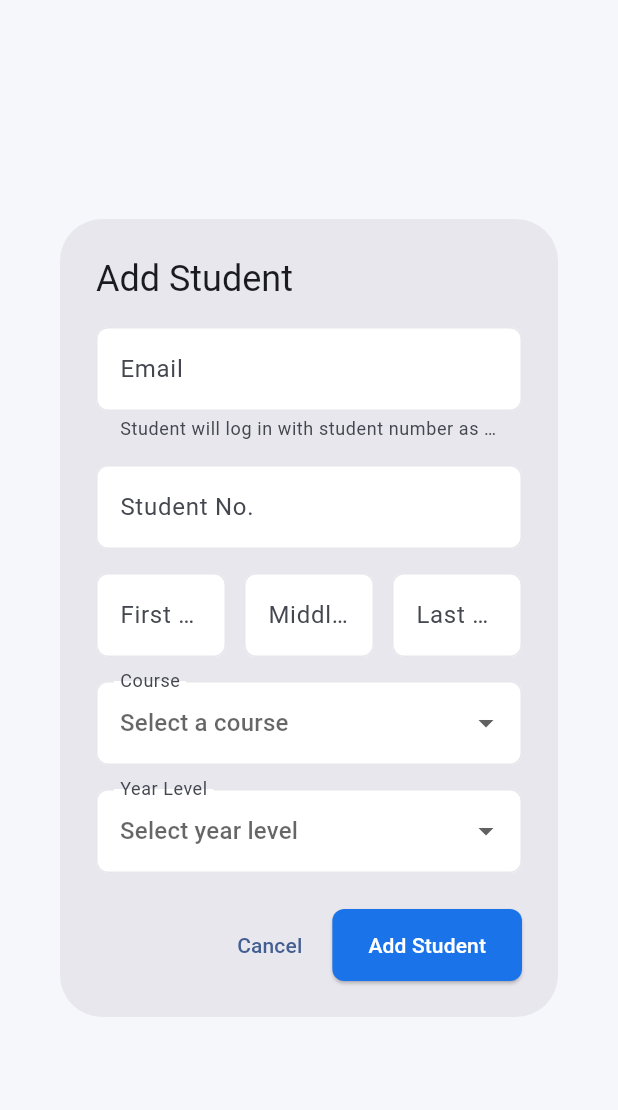
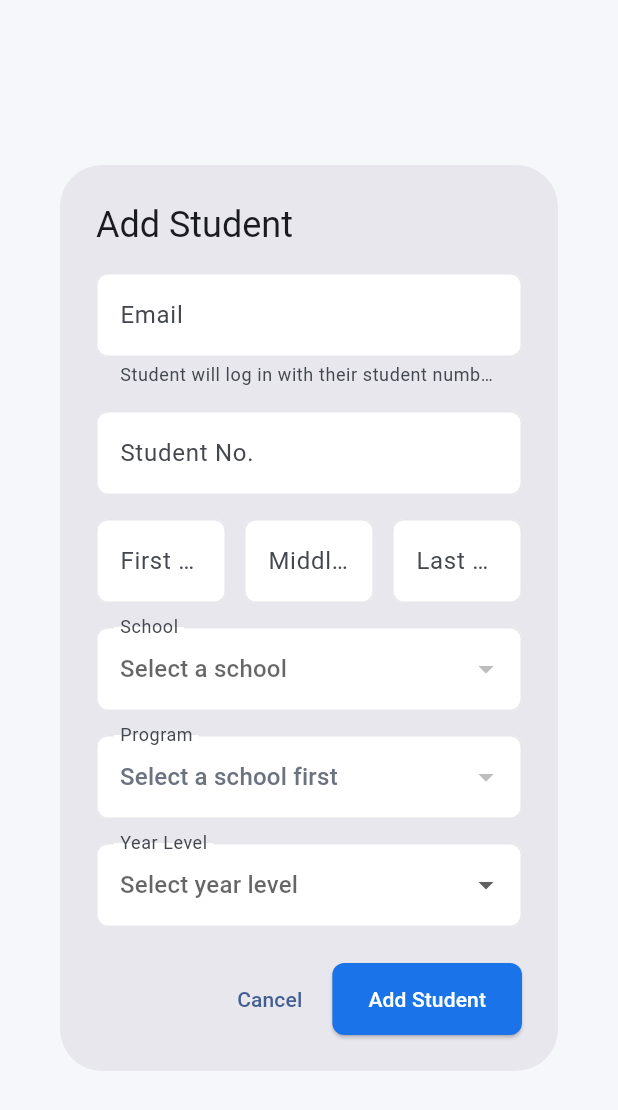
Before and after one commit to KaiyouS/student_clearance_tracker, a Flutter app: the StudentFormDialog widget shown alone on an empty page, opened directly, on a phone screen of 412 x 824 dp. Shown: the top 1110 px of the screen. Run offline on Flutter 3.47's test engine with Material 3 defaults, Android fonts, the phone set to English and light mode, and no system bars; our stand-ins replace go_router, supabase_flutter; accounts and stored records are empty; network calls fail.

Commit message:
feat(admin): update student form with cascading college/program dropdowns

```diff
--- a/lib/admin/screens/students_screen.dart
+++ b/lib/admin/screens/students_screen.dart
@@ -53,7 +53,8 @@ class _StudentsScreenState extends State<StudentsScreen> {
           : _students.where((s) =>
               s.fullName.toLowerCase().contains(query.toLowerCase()) ||
               s.studentNo.toLowerCase().contains(query.toLowerCase()) ||
-              (s.course ?? '').toLowerCase().contains(query.toLowerCase())
+              s.programName.toLowerCase().contains(query.toLowerCase()) ||
+              s.schoolName.toLowerCase().contains(query.toLowerCase())
             ).toList();
     });
   }
@@ -74,7 +75,7 @@ class _StudentsScreenState extends State<StudentsScreen> {
                       ? null
                       : result['middle_name'],
         lastName:   result['last_name'],
-        course:     result['course'],
+        programId:  result['program_id'],
         yearLevel:  result['year_level'],
       );
       _showSuccess(
@@ -103,7 +104,7 @@ class _StudentsScreenState extends State<StudentsScreen> {
                       ? null
                       : result['middle_name'],
         lastName:   result['last_name'],
-        course:     result['course'],
+        programId:  result['program_id'],
         yearLevel:  result['year_level'],
       );
       _showSuccess('Student updated.');
@@ -115,26 +116,27 @@ class _StudentsScreenState extends State<StudentsScreen> {
     }
   }
 
-  Future<void> _delete(Student student) async {
-    final confirmed = await ConfirmDialog.show(
-      context,
-      title:   'Delete Student',
-      message: 'Are you sure you want to delete "${student.fullName}"? '
-               'Their account will be permanently removed.',
-    );
-    if (!confirmed) return;
+  // TODO: decide if we should implement delete
+  // Future<void> _delete(Student student) async {
+  //   final confirmed = await ConfirmDialog.show(
+  //     context,
+  //     title:   'Delete Student',
+  //     message: 'Are you sure you want to delete "${student.fullName}"? '
+  //              'Their account will be permanently removed.',
+  //   );
+  //   if (!confirmed) return;
 
-    setState(() => _isSaving = true);
-    try {
-      await _repo.delete(student.id);
-      _showSuccess('Student deleted.');
-      _load();
-    } catch (e) {
-      _showError('Failed to delete student: $e');
-    } finally {
-      setState(() => _isSaving = false);
-    }
-  }
+  //   setState(() => _isSaving = true);
+  //   try {
+  //     await _repo.delete(student.id);
+  //     _showSuccess('Student deleted.');
+  //     _load();
+  //   } catch (e) {
+  //     _showError('Failed to delete student: $e');
+  //   } finally {
+  //     setState(() => _isSaving = false);
+  //   }
+  // }
 
   void _showSuccess(String message) {
     if (!mounted) return;
@@ -259,9 +261,10 @@ class _StudentsScreenState extends State<StudentsScreen> {
             columnWidths: const {
               0: FlexColumnWidth(2),    // name
               1: FixedColumnWidth(140), // student no
-              2: FlexColumnWidth(2),    // course
-              3: FixedColumnWidth(100), // year
-              4: FixedColumnWidth(120), // actions
+              2: FlexColumnWidth(2),    // program
+              3: FlexColumnWidth(2),    // school
+              4: FixedColumnWidth(100), // year
+              5: FixedColumnWidth(120), // actions
             },
             children: [
               TableRow(
@@ -270,7 +273,8 @@ class _StudentsScreenState extends State<StudentsScreen> {
                 children: [
                   _headerCell('Name'),
                   _headerCell('Student No.'),
-                  _headerCell('Course'),
+                  _headerCell('Program'),
+                  _headerCell('School'),
                   _headerCell('Year'),
                   _headerCell(''),
                 ],
@@ -302,9 +306,18 @@ class _StudentsScreenState extends State<StudentsScreen> {
                   ),
                   _dataCell(
                     Text(
-                      student.course ?? '—',
+                      student.programName,
                       style: const TextStyle(
-                        color:    AppTheme.textSecondary,
+                        color: AppTheme.textSecondary,
+                        fontSize: 13,
+                      ),
+                    ),
+                  ),
+                  _dataCell(
+                    Text(
+                      student.schoolName,
+                      style: const TextStyle(
+                        color: AppTheme.textSecondary,
                         fontSize: 13,
                       ),
                     ),
@@ -335,7 +348,8 @@ class _StudentsScreenState extends State<StudentsScreen> {
                           color:   AppTheme.danger,
                           tooltip: 'Delete',
                           onPressed:
-                              _isSaving ? null : () => _delete(student),
+                              null
+                              // _isSaving ? null : () => _delete(student),
                         ),
                       ],
                     ),
--- a/lib/admin/widgets/student_form_dialog.dart
+++ b/lib/admin/widgets/student_form_dialog.dart
@@ -1,19 +1,10 @@
 import 'package:flutter/material.dart';
+import '../../core/models/school.dart';
+import '../../core/models/program.dart';
 import '../../core/models/student.dart';
-
-// Common courses — extend as needed
-const List<String> kCourses = [
-  'BS Computer Science',
-  'BS Information Technology',
-  'BS Civil Engineering',
-  'BS Accountancy',
-  'BS Business Administration',
-  'BS Nursing',
-  'BS Biology',
-  'BS Psychology',
-  'AB Communication',
-  'AB Political Science',
-];
+import '../../core/repositories/school_repository.dart';
+import '../../core/repositories/program_repository.dart';
+import '../../core/theme/app_theme.dart';
 
 class StudentFormDialog extends StatefulWidget {
   final Student? student;
@@ -35,29 +26,87 @@ class StudentFormDialog extends StatefulWidget {
 }
 
 class _StudentFormDialogState extends State<StudentFormDialog> {
-  final _formKey             = GlobalKey<FormState>();
-  final _emailController     = TextEditingController();
+  final _formKey = GlobalKey<FormState>();
+  final _emailController = TextEditingController();
   final _studentNoController = TextEditingController();
   final _firstNameController = TextEditingController();
-  final _middleNameController= TextEditingController();
-  final _lastNameController  = TextEditingController();
+  final _middleNameController = TextEditingController();
+  final _lastNameController = TextEditingController();
 
-  String? _selectedCourse;
-  int?    _selectedYearLevel;
+  final _schoolRepo = SchoolRepository();
+  final _programRepo = ProgramRepository();
+
+  List<School> _schools = [];
+  List<Program> _programs = [];
+  School? _selectedSchool;
+  Program? _selectedProgram;
+  int? _selectedYearLevel;
+
+  bool _loadingSchools = true;
+  bool _loadingPrograms = false;
 
   bool get _isEditing => widget.student != null;
 
   @override
   void initState() {
     super.initState();
+    _loadSchools();
     if (_isEditing) {
       final s = widget.student!;
-      _studentNoController.text  = s.studentNo;
-      _firstNameController.text  = s.profile?.firstName ?? '';
+      _studentNoController.text = s.studentNo;
+      _firstNameController.text = s.profile?.firstName ?? '';
       _middleNameController.text = s.profile?.middleName ?? '';
-      _lastNameController.text   = s.profile?.lastName ?? '';
-      _selectedCourse     = s.course;
-      _selectedYearLevel  = s.yearLevel;
+      _lastNameController.text = s.profile?.lastName ?? '';
+      _selectedYearLevel = s.yearLevel;
+      // Pre-select school and program from the joined data
+      if (s.program != null) {
+        _selectedProgram = s.program;
+        // School will be set after schools load
+      }
+    }
+  }
+
+  Future<void> _loadSchools() async {
+    try {
+      final schools = await _schoolRepo.getAll();
+      setState(() {
+        _schools = schools;
+        _loadingSchools = false;
+        // If editing, find and set the school from the program
+        if (_selectedProgram != null) {
+          _selectedSchool = schools.firstWhere(
+            (c) => c.id == _selectedProgram!.schoolId,
+            orElse: () => schools.first,
+          );
+          // Load programs for that school
+          _loadPrograms(_selectedSchool!.id);
+        }
+      });
+    } catch (_) {
+      setState(() => _loadingSchools = false);
+    }
+  }
+
+  Future<void> _loadPrograms(int schoolId) async {
+    setState(() {
+      _loadingPrograms = true;
+      _programs = [];
+    });
+    try {
+      final programs = await _programRepo.getBySchool(schoolId);
+      setState(() {
+        _programs = programs;
+        _loadingPrograms = false;
+        // Re-select program if editing
+        if (_selectedProgram != null) {
+          _selectedProgram = programs.firstWhere(
+            (p) => p.id == _selectedProgram!.id,
+            orElse: () => programs.first,
+          );
+        }
+      });
+    } catch (_) {
+      setState(() => _loadingPrograms = false);
     }
   }
 
@@ -74,13 +123,13 @@ class _StudentFormDialogState extends State<StudentFormDialog> {
   void _submit() {
     if (!_formKey.currentState!.validate()) return;
     Navigator.pop(context, {
-      'email':       _emailController.text.trim(),
-      'student_no':  _studentNoController.text.trim(),
-      'first_name':  _firstNameController.text.trim(),
+      'email': _emailController.text.trim(),
+      'student_no': _studentNoController.text.trim(),
+      'first_name': _firstNameController.text.trim(),
       'middle_name': _middleNameController.text.trim(),
-      'last_name':   _lastNameController.text.trim(),
-      'course':      _selectedCourse,
-      'year_level':  _selectedYearLevel,
+      'last_name': _lastNameController.text.trim(),
+      'program_id': _selectedProgram?.id,
+      'year_level': _selectedYearLevel,
     });
   }
 
@@ -100,12 +149,12 @@ class _StudentFormDialogState extends State<StudentFormDialog> {
                 // Email — create only
                 if (!_isEditing) ...[
                   TextFormField(
-                    controller:   _emailController,
+                    controller: _emailController,
                     keyboardType: TextInputType.emailAddress,
-                    decoration:   const InputDecoration(
-                      labelText:  'Email',
+                    decoration: const InputDecoration(
+                      labelText: 'Email',
                       helperText:
-                          'Student will log in with student number as password.',
+                          'Student will log in with their student number as password.',
                     ),
                     validator: (v) {
                       if (v == null || v.trim().isEmpty) {
@@ -120,10 +169,10 @@ class _StudentFormDialogState extends State<StudentFormDialog> {
 
                 // Student No
                 TextFormField(
-                  controller:  _studentNoController,
-                  decoration:  const InputDecoration(
+                  controller: _studentNoController,
+                  decoration: const InputDecoration(
                     labelText: 'Student No.',
-                    hintText:  'e.g. 2021-00001',
+                    hintText: 'e.g. 2021-00001',
                   ),
                   validator: (v) => (v == null || v.trim().isEmpty)
                       ? 'Student number is required'
@@ -137,11 +186,11 @@ class _StudentFormDialogState extends State<StudentFormDialog> {
                     Expanded(
                       child: TextFormField(
                         controller: _firstNameController,
-                        decoration:
-                            const InputDecoration(labelText: 'First Name'),
-                        validator: (v) => (v == null || v.trim().isEmpty)
-                            ? 'Required'
-                            : null,
+                        decoration: const InputDecoration(
+                          labelText: 'First Name',
+                        ),
+                        validator: (v) =>
+                            (v == null || v.trim().isEmpty) ? 'Required' : null,
                       ),
                     ),
                     const SizedBox(width: 12),
@@ -150,7 +199,7 @@ class _StudentFormDialogState extends State<StudentFormDialog> {
                         controller: _middleNameController,
                         decoration: const InputDecoration(
                           labelText: 'Middle Name',
-                          hintText:  'Optional',
+                          hintText: 'Optional',
                         ),
                       ),
                     ),
@@ -158,39 +207,85 @@ class _StudentFormDialogState extends State<StudentFormDialog> {
                     Expanded(
                       child: TextFormField(
                         controller: _lastNameController,
-                        decoration:
-                            const InputDecoration(labelText: 'Last Name'),
-                        validator: (v) => (v == null || v.trim().isEmpty)
-                            ? 'Required'
-                            : null,
+                        decoration: const InputDecoration(
+                          labelText: 'Last Name',
+                        ),
+                        validator: (v) =>
+                            (v == null || v.trim().isEmpty) ? 'Required' : null,
                       ),
                     ),
                   ],
                 ),
                 const SizedBox(height: 16),
 
-                // Course dropdown
-                DropdownButtonFormField<String>(
-                  initialValue:       _selectedCourse,
-                  decoration:  const InputDecoration(labelText: 'Course'),
-                  hint: const Text('Select a course'),
-                  items: kCourses
-                      .map((c) => DropdownMenuItem(value: c, child: Text(c)))
+                // School dropdown
+                _loadingSchools
+                    ? const Center(child: CircularProgressIndicator())
+                    : DropdownButtonFormField<School>(
+                        initialValue: _selectedSchool,
+                        decoration: const InputDecoration(labelText: 'School'),
+                        hint: const Text('Select a school'),
+                        items: _schools
+                            .map(
+                              (c) => DropdownMenuItem(
+                                value: c,
+                                child: Text(c.name),
+                              ),
+                            )
+                            .toList(),
+                        onChanged: (school) {
+                          setState(() {
+                            _selectedSchool = school;
+                            _selectedProgram = null; // reset program
+                          });
+                          if (school != null) {
+                            _loadPrograms(school.id);
+                          }
+                        },
+                      ),
+                const SizedBox(height: 16),
+
+                // Program dropdown — disabled until school is selected
+                DropdownButtonFormField<Program>(
+                  initialValue: _selectedProgram,
+                  decoration: InputDecoration(
+                    labelText: 'Program',
+                    // Visual hint when no school selected yet
+                    disabledBorder: OutlineInputBorder(
+                      borderRadius: BorderRadius.circular(8),
+                      borderSide: const BorderSide(color: AppTheme.border),
+                    ),
+                  ),
+                  hint: Text(
+                    _selectedSchool == null
+                        ? 'Select a school first'
+                        : _loadingPrograms
+                        ? 'Loading...'
+                        : 'Select a program',
+                    style: const TextStyle(color: AppTheme.textSecondary),
+                  ),
+                  items: _programs
+                      .map(
+                        (p) => DropdownMenuItem(value: p, child: Text(p.name)),
+                      )
                       .toList(),
-                  onChanged: (v) => setState(() => _selectedCourse = v),
+                  // Disabled if no school selected or still loading
+                  onChanged: (_selectedSchool == null || _loadingPrograms)
+                      ? null
+                      : (program) => setState(() => _selectedProgram = program),
                 ),
                 const SizedBox(height: 16),
 
-                // Year level dropdown
+                // Year level
                 DropdownButtonFormField<int>(
-                  initialValue:      _selectedYearLevel,
+                  initialValue: _selectedYearLevel,
                   decoration: const InputDecoration(labelText: 'Year Level'),
                   hint: const Text('Select year level'),
                   items: [1, 2, 3, 4, 5]
-                      .map((y) => DropdownMenuItem(
-                            value: y,
-                            child: Text('Year $y'),
-                          ))
+                      .map(
+                        (y) =>
+                            DropdownMenuItem(value: y, child: Text('Year $y')),
+                      )
                       .toList(),
                   onChanged: (v) => setState(() => _selectedYearLevel = v),
                 ),
```
